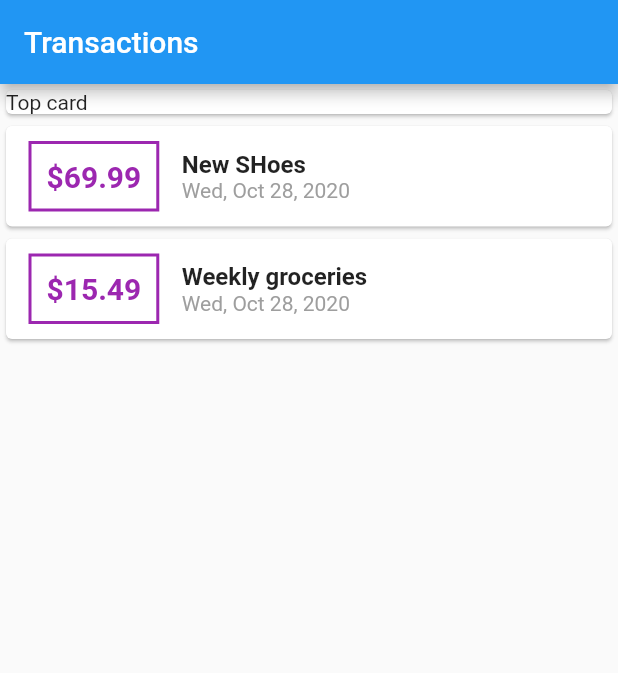
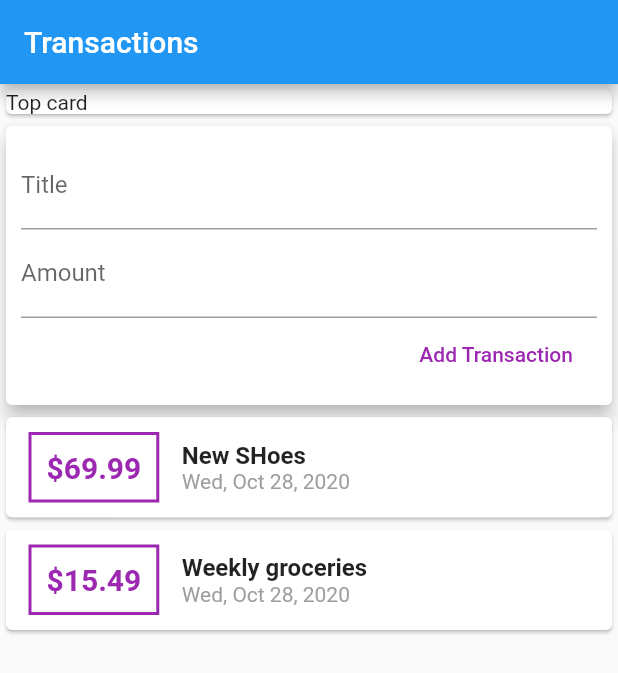
Before and after one commit to chetan882777/flutter_transaction_app, a Flutter app: the screen it shows after launch, on a phone screen of 412 x 824 dp. Shown: the top 673 px of the screen. Run offline on Flutter 3.47's test engine with Material 2 defaults, Android fonts, the phone set to English and light mode, and no system bars.

Commit message:
add input fields

```diff
--- a/lib/main.dart
+++ b/lib/main.dart
@@ -33,6 +33,30 @@ class MyApp extends StatelessWidget {
                 width: double.infinity,
                 child: Card(
                   child: Text("Top card"),
+                ),
+              ),
+              Card(
+                elevation: 5,
+                child: Container(
+                  padding: EdgeInsets.all(10),
+                  child: Column(
+                    crossAxisAlignment: CrossAxisAlignment.end,
+                    children: [
+                      TextField(
+                        decoration: InputDecoration(labelText: 'Title'),
+                      ),
+                      TextField(
+                        decoration: InputDecoration(labelText: 'Amount'),
+                      ),
+                      FlatButton(
+                        child: Text(
+                          'Add Transaction',
+                          style: TextStyle(color: Colors.purple),
+                        ),
+                        onPressed: () {},
+                      ),
+                    ],
+                  ),
                 ),
               ),
               Column(
```
